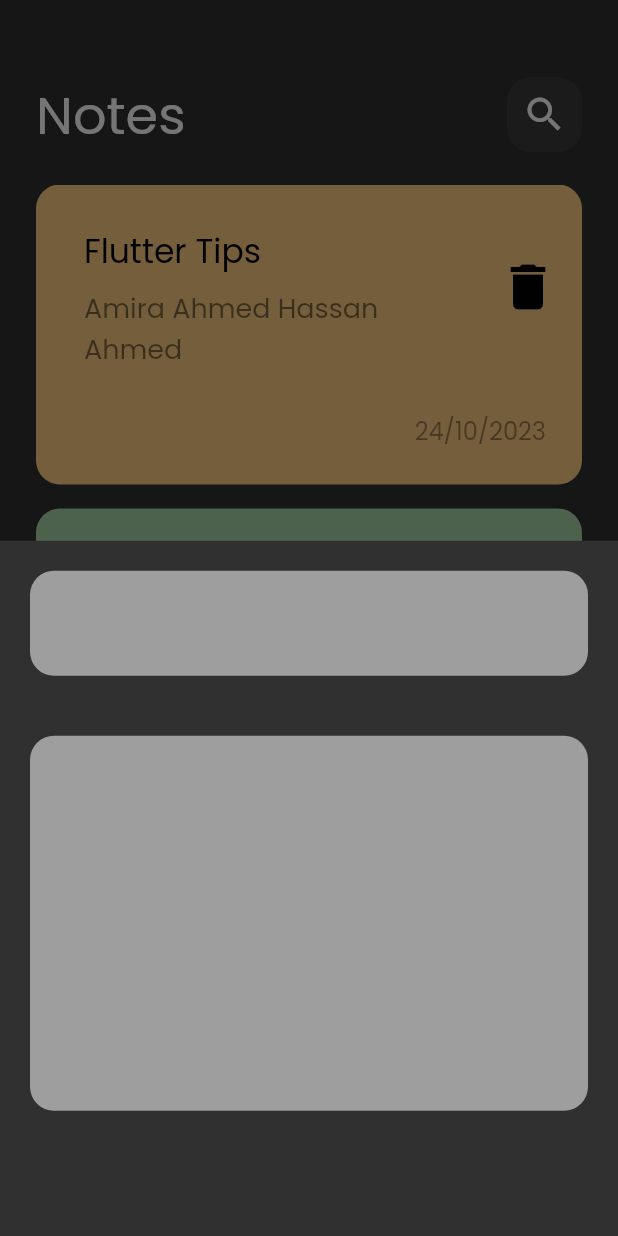
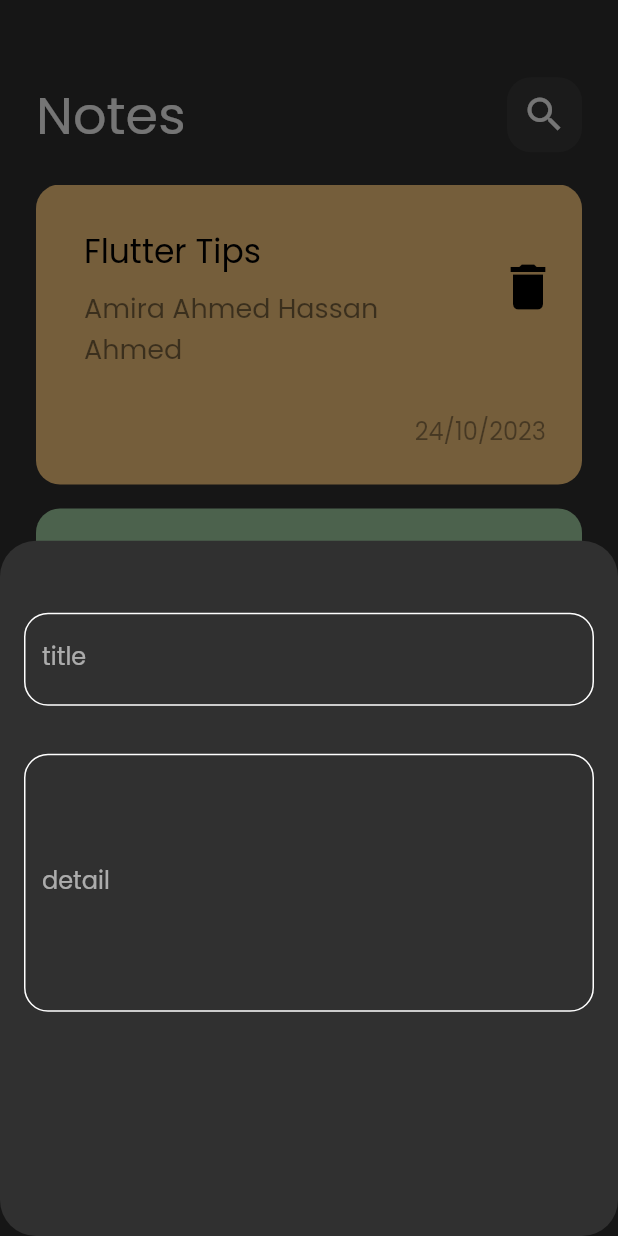
Before and after one commit to Amira-2021/note_app, a Flutter app: the screen it shows after launch, after a tap on the "add" icon, on a phone screen of 412 x 824 dp. Run offline on Flutter 3.47's test engine with Material 2 defaults, Android fonts, the phone set to English and light mode, and no system bars.

Commit message:
+ outline input border for text input + rounded bottom sheet

```diff
--- a/lib/views/note_view.dart
+++ b/lib/views/note_view.dart
@@ -10,6 +10,9 @@ class NoteView extends StatelessWidget {
       floatingActionButton: FloatingActionButton(
         onPressed: () {
           showModalBottomSheet(
+            shape: RoundedRectangleBorder(
+              borderRadius: BorderRadius.circular(24),
+            ),
             context: context,
             builder: (context) => ShowModalWidget(),
           );
--- /dev/null
+++ b/lib/views/widgets/custome_text_feild.dart
@@ -0,0 +1,49 @@
+import 'package:flutter/material.dart';
+
+class CustomeTextFeild extends StatelessWidget {
+  double height;
+  String title;
+  Color color;
+  int lines;
+  CustomeTextFeild(
+      {required this.height,
+      required this.title,
+      required this.color,
+      required this.lines});
+  @override
+  Widget build(BuildContext context) {
+    return Padding(
+      padding: const EdgeInsets.symmetric(vertical: 16),
+      child: TextField(
+        maxLines: lines,
+        decoration: InputDecoration(
+          label: Text(title),
+          border: OutlineInputBorder(
+            borderRadius: BorderRadius.circular(16),
+            borderSide: const BorderSide(
+              color: Colors.white,
+            ),
+          ),
+          focusedBorder: OutlineInputBorder(
+            borderRadius: BorderRadius.circular(16),
+            borderSide: const BorderSide(
+              color: Colors.white,
+            ),
+          ),
+          enabledBorder: OutlineInputBorder(
+            borderRadius: BorderRadius.circular(16),
+            borderSide: const BorderSide(
+              color: Colors.white,
+            ),
+          ),
+          disabledBorder: OutlineInputBorder(
+            borderRadius: BorderRadius.circular(16),
+            borderSide: const BorderSide(
+              color: Colors.white,
+            ),
+          ),
+        ),
+      ),
+    );
+  }
+}
--- a/lib/views/widgets/show_modal_widget.dart
+++ b/lib/views/widgets/show_modal_widget.dart
@@ -1,16 +1,22 @@
 import 'package:flutter/material.dart';
+import 'package:notes_app/views/widgets/custome_text_feild.dart';
 import 'package:notes_app/views/widgets/text_feild.dart';
 
 class ShowModalWidget extends StatelessWidget {
   @override
   Widget build(BuildContext context) {
-    return Container(
+    return Padding(
+      padding: const EdgeInsets.symmetric(
+        horizontal: 16,
+        vertical: 32,
+      ),
       child: Column(
         children: [
-          TextFeildNote(),
-          TextFeildNote(
-            height: 250,
-          ),
+          CustomeTextFeild(
+              title: "title", height: 50, color: Colors.blue, lines: 1),
+          CustomeTextFeild(
+              title: "detail", height: 250, color: Colors.black, lines: 6),
+
         ],
       ),
     );
--- a/lib/views/widgets/text_feild.dart
+++ b/lib/views/widgets/text_feild.dart
@@ -1,23 +1,19 @@
 import 'package:flutter/material.dart';
 
-class TextFeildNote extends StatelessWidget {
-  double height;
-  TextFeildNote({
-    this.height = 70,
-  });
+class TextNoteContainer extends StatelessWidget {
   @override
   Widget build(BuildContext context) {
     return Padding(
-      padding: const EdgeInsets.all(20),
-      child: Container(
-        height: height,
-        decoration: BoxDecoration(
-            borderRadius: BorderRadius.circular(16), color: Colors.grey),
-        child: TextField(
-          decoration: InputDecoration(
-            border: InputBorder.none,
+      padding: const EdgeInsets.symmetric(horizontal: 16),
+      child: Column(
+        children: [
+          TextField(
+            decoration: InputDecoration(
+              hintText: "title",
+              border: InputBorder.none,
+            ),
           ),
-        ),
+        ],
       ),
     );
   }
```
